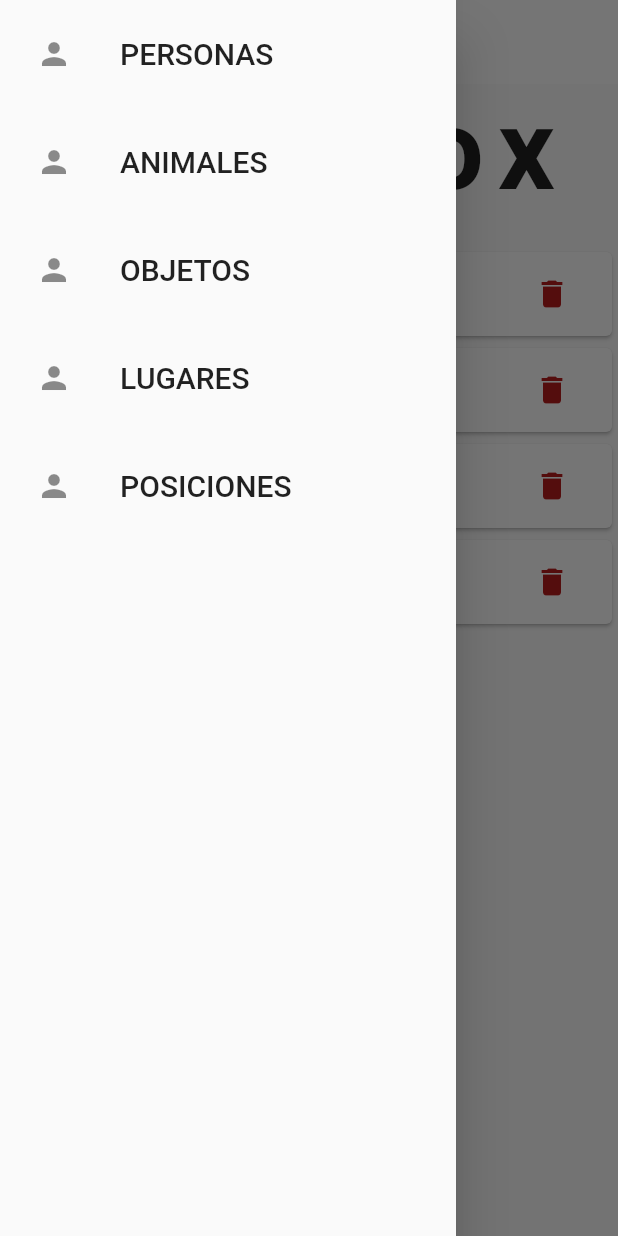
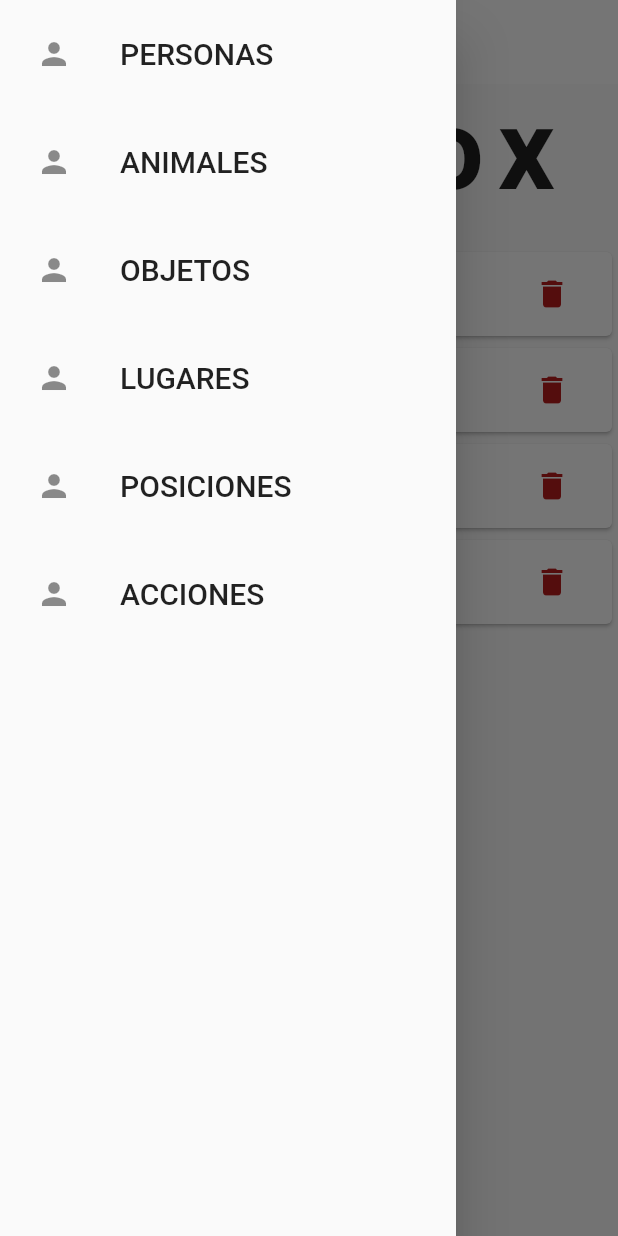
Before and after one commit to eguiajosue/talkbox_v1, a Flutter app: the screen it shows after launch, with the side drawer open, on a phone screen of 412 x 824 dp. Run offline on Flutter 3.47's test engine with Material 2 defaults, Android fonts, the light colour scheme and no system bars.

Commit message:
Creacion modulo "Acciones"

```diff
--- a/lib/data/drawer_buttons.dart
+++ b/lib/data/drawer_buttons.dart
@@ -7,4 +7,5 @@ final drawerButtons = [
   DrawerButton("Objetos", Icons.person, '/objetos'),
   DrawerButton("Lugares", Icons.person, '/lugares'),
   DrawerButton("Posiciones", Icons.person, '/posiciones'),
+  DrawerButton("Acciones", Icons.person, '/acciones'),
 ];
```
